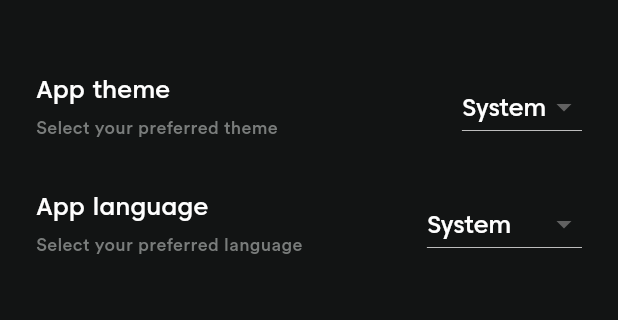
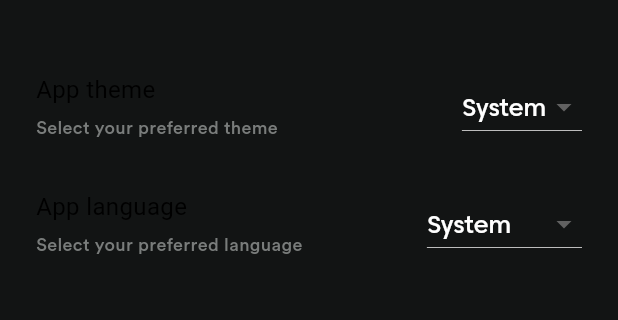
Before and after one commit to RodrigoUchoa001/chat-app, a Flutter app: the AppSettingsScreen screen opened by its route, on a phone screen of 412 x 824 dp, the part 60-380 px from its top. Run offline on Flutter 3.47's test engine with Material 3 defaults, Android fonts, the phone set to English and light mode, and no system bars; our stand-ins replace cloud_firestore, dotted_border, email_validator, firebase_auth, firebase_core, flutter_riverpod and 7 more; accounts and stored records are empty; generated files the repository leaves out were written again; network calls fail.

Commit message:
now the setting button gets the color from the selected theme

```diff
--- a/lib/features/settings/presentation/widgets/setting_button.dart
+++ b/lib/features/settings/presentation/widgets/setting_button.dart
@@ -34,7 +34,7 @@ class SettingButton extends ConsumerWidget {
                   height: 44,
                   width: 44,
                   decoration: BoxDecoration(
-                    color: const Color(0xFF1D2525),
+                    color: Theme.of(context).cardColor,
                     borderRadius: BorderRadius.circular(50),
                   ),
                   child: iconPath != null
@@ -59,11 +59,9 @@ class SettingButton extends ConsumerWidget {
                 children: [
                   Text(
                     title,
-                    style: const TextStyle(
-                      fontSize: 16,
-                      fontFamily: FontFamily.caros,
-                      color: Colors.white,
-                    ),
+                    style: Theme.of(context).textTheme.bodyMedium!.copyWith(
+                          fontSize: 16,
+                        ),
                   ),
                   const SizedBox(height: 6),
                   Text(
```
